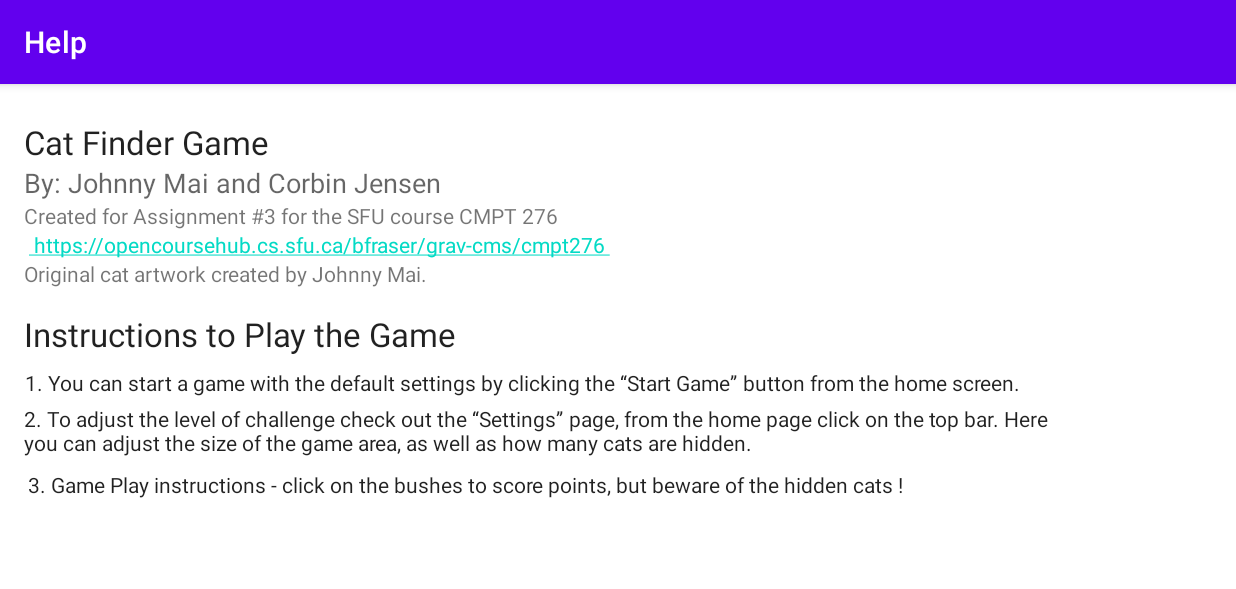
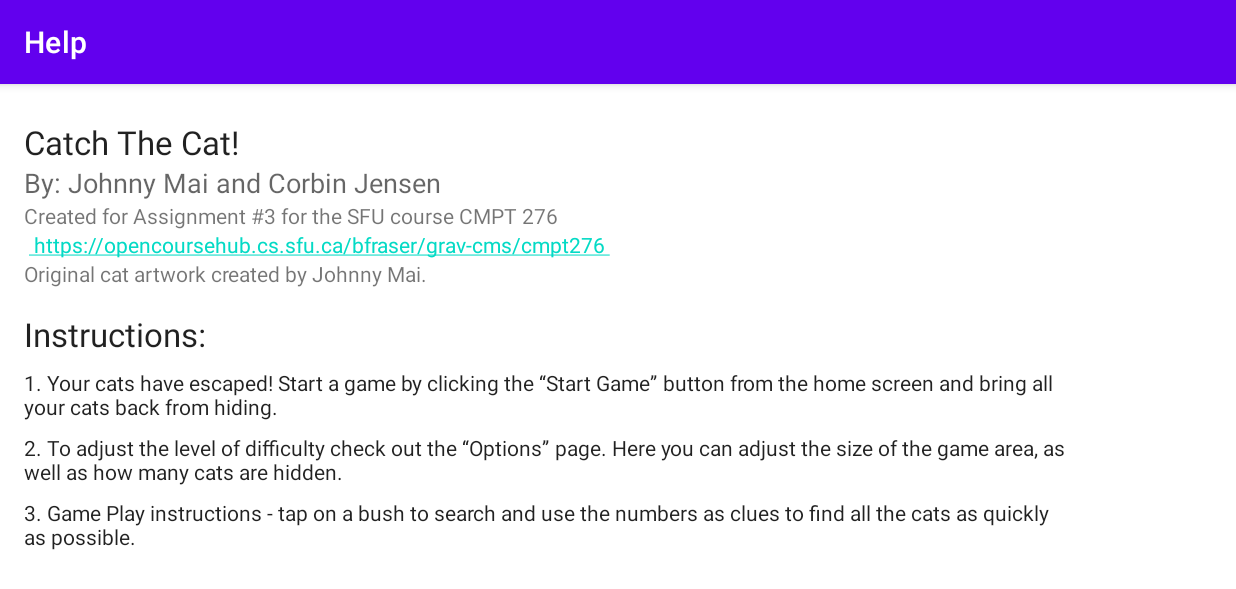
Before and after one commit to corbinjensen/minesweeper-game, an Android app: the HelpActivity screen opened directly, with no data from a screen before it, on a phone screen of 824 x 412 dp (held sideways). Shown: the top 589 px of the screen. Run offline under Robolectric (Android 15) with nearby library versions, the phone set to English and light mode, and no system bars.

Commit message:
Edit help screen text

```diff
--- a/app/src/main/res/layout/activity_help.xml
+++ b/app/src/main/res/layout/activity_help.xml
@@ -45,8 +45,9 @@
 
     <TextView
         android:id="@+id/textView11"
-        android:layout_width="705dp"
-        android:layout_height="44dp"
+        android:layout_width="0dp"
+        android:layout_height="wrap_content"
+        android:layout_marginTop="8dp"
         android:text="@string/help_about_page_2"
         android:textAppearance="@style/TextAppearance.AppCompat.Body1"
         app:layout_constraintEnd_toStartOf="@+id/guideline6"
@@ -56,18 +57,20 @@
 
     <TextView
         android:id="@+id/textView12"
-        android:layout_width="693dp"
-        android:layout_height="81dp"
+        android:layout_width="0dp"
+        android:layout_height="wrap_content"
+        android:layout_marginTop="8dp"
         android:text="@string/help_about_page_3"
         android:textAppearance="@style/TextAppearance.AppCompat.Body1"
         app:layout_constraintEnd_toStartOf="@+id/guideline6"
+        app:layout_constraintHorizontal_bias="0.0"
         app:layout_constraintStart_toStartOf="@+id/guideline5"
         app:layout_constraintTop_toBottomOf="@+id/textView11" />
 
     <TextView
         android:id="@+id/textView13"
-        android:layout_width="698dp"
-        android:layout_height="24dp"
+        android:layout_width="0dp"
+        android:layout_height="wrap_content"
         android:layout_marginTop="8dp"
         android:text="@string/help_about_page_1"
         android:textAllCaps="false"
--- a/app/src/main/res/values/strings.xml
+++ b/app/src/main/res/values/strings.xml
@@ -1,10 +1,10 @@
 <resources xmlns:tools="http://schemas.android.com/tools">
-    <string name="app_name">Cat Finder Game</string>
-    <string name="action_settings">Settings</string>
+    <string name="app_name">Catch The Cat!</string>
+    <string name="action_settings">Options</string>
     <string name="action_help">Help</string>
-    <string name="help_about_page_1"> 1. You can start a game with the default settings by clicking the “Start Game” button from the home screen.</string>
-    <string name="help_about_page_2" tools:ignore="ExtraTranslation">2. To adjust the level of challenge check out the “Settings” page, from the home page click on the top bar. Here you can adjust the size of the game area, as well as how many cats are hidden.</string>
-    <string name="help_about_page_3" tools:ignore="ExtraTranslation">3. Game Play instructions - click on the bushes to score points, but beware of the hidden cats !</string>
+    <string name="help_about_page_1"> 1. Your cats have escaped! Start a game by clicking the “Start Game” button from the home screen and bring all your cats back from hiding.</string>
+    <string name="help_about_page_2" tools:ignore="ExtraTranslation">2. To adjust the level of difficulty check out the “Options” page. Here you can adjust the size of the game area, as well as how many cats are hidden.</string>
+    <string name="help_about_page_3" tools:ignore="ExtraTranslation">3. Game Play instructions - tap on a bush to search and use the numbers as clues to find all the cats as quickly as possible. </string>
     <string name="authorNames" tools:ignore="ExtraTranslation">By: Johnny Mai and Corbin Jensen</string>
     <string name="play_game" tools:ignore="ExtraTranslation">Play Game</string>
     <string name="game_size">Game Size</string>
@@ -17,7 +17,7 @@
         </a>
     </string>
     <string name="created_for_assignment_3_for_the_sfu_course_cmpt_276">Created for Assignment #3 for the SFU course CMPT 276</string>
-    <string name="instructions_to_play_the_game">Instructions to Play the Game</string>
+    <string name="instructions_to_play_the_game">Instructions:</string>
     <string name="original_cat_artwork_created_by_johnny_mai">Original cat artwork created by Johnny Mai.</string>
     <string name="mine_counter">"Found %1$d of %2$d Cats."</string>
     <string name="scan_counter">"# of Scans Used: %1$d"</string>
```
